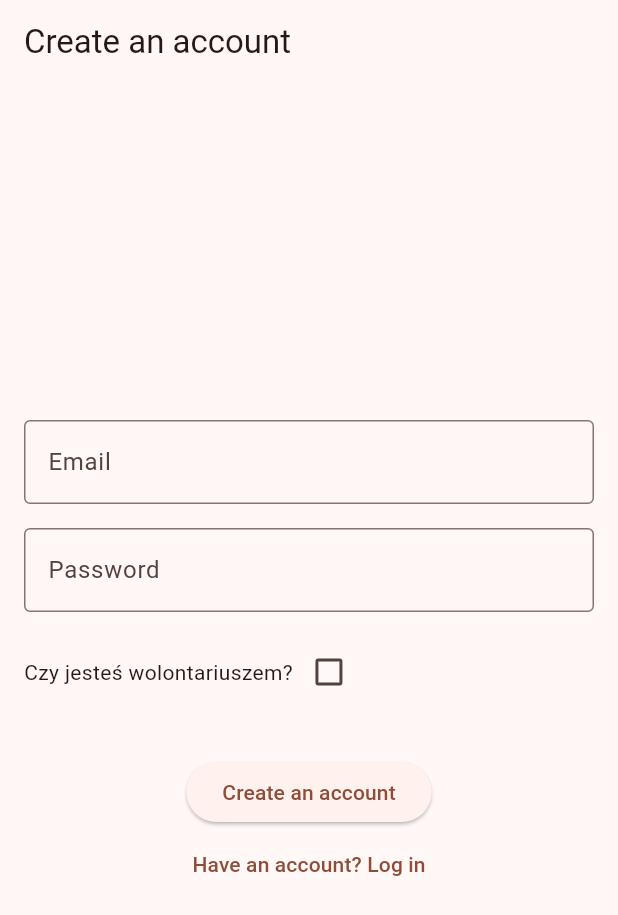
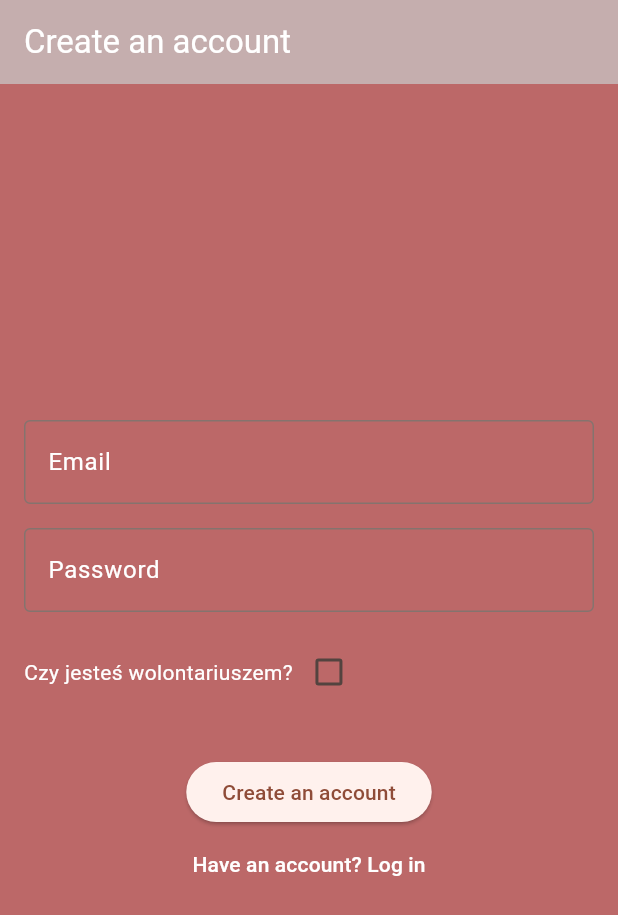
Before and after one commit to sandrawar/PerfectPaws, a Flutter app: the screen it shows after launch, after a tap on an icon or button, on a phone screen of 412 x 824 dp. Shown: the top 915 px of the screen. Run offline on Flutter 3.47's test engine with Material 3 defaults, Android fonts, the phone set to English and light mode, and no system bars; our stand-ins replace camera, cloud_firestore, connectivity_plus, firebase_auth, firebase_core, firebase_storage and 5 more; accounts and stored records are empty; generated files the repository leaves out were written again; network calls fail.

Commit message:
login and register UI improved

```diff
--- a/lib/auth/login_screen.dart
+++ b/lib/auth/login_screen.dart
@@ -38,20 +38,35 @@ class LoginScreenState extends State<LoginScreen> {
     final localizations = AppLocalizations.of(context)!;
     return Scaffold(
       appBar: AppBar(
-        title: Text(localizations.logIn),
+        backgroundColor: const Color.fromRGBO(197, 174, 174, 1),
+        title: Text(
+          localizations.logIn,
+          style: const TextStyle(color: Colors.white),
+        ),
       ),
+      backgroundColor: const Color.fromRGBO(188, 104, 104, 1),
       body: Padding(
         padding: const EdgeInsets.all(16.0),
         child: Column(
           children: [
             TextField(
               controller: _emailController,
-              decoration: InputDecoration(labelText: localizations.email),
+              decoration: InputDecoration(
+                labelText: localizations.email,
+                labelStyle: const TextStyle(color: Colors.white),
+                hintStyle:
+                    TextStyle(color: Colors.white.withValues(alpha: 0.7)),
+              ),
             ),
             TextField(
               controller: _passwordController,
               obscureText: true,
-              decoration: InputDecoration(labelText: localizations.password),
+              decoration: InputDecoration(
+                labelText: localizations.password,
+                labelStyle: const TextStyle(color: Colors.white),
+                hintStyle:
+                    TextStyle(color: Colors.white.withValues(alpha: 0.7)),
+              ),
             ),
             const SizedBox(height: 20),
             ElevatedButton(
@@ -62,7 +77,8 @@ class LoginScreenState extends State<LoginScreen> {
               onPressed: () {
                 context.go('/register');
               },
-              child: Text(localizations.newUser),
+              child: Text(localizations.newUser,
+                  style: const TextStyle(color: Colors.white)),
             ),
           ],
         ),
--- a/lib/auth/register_screen.dart
+++ b/lib/auth/register_screen.dart
@@ -14,7 +14,8 @@ class RegisterScreen extends StatefulWidget {
 class RegisterScreenState extends State<RegisterScreen> {
   final _emailController = TextEditingController();
   final _passwordController = TextEditingController();
-  final _codeController = TextEditingController(); // Controller for verification code
+  final _codeController =
+      TextEditingController(); // Controller for verification code
   final _formKey = GlobalKey<FormState>();
   bool _isLoading = false;
   String? _errorMessage;
@@ -107,8 +108,13 @@ class RegisterScreenState extends State<RegisterScreen> {
     final localizations = AppLocalizations.of(context);
     return Scaffold(
       appBar: AppBar(
-        title: Text(localizations!.registerYourself),
+        backgroundColor: const Color.fromRGBO(197, 174, 174, 1),
+        title: Text(
+          localizations!.registerYourself,
+          style: const TextStyle(color: Colors.white),
+        ),
       ),
+      backgroundColor: const Color.fromRGBO(188, 104, 104, 1),
       body: Padding(
         padding: const EdgeInsets.all(16.0),
         child: Form(
@@ -121,6 +127,9 @@ class RegisterScreenState extends State<RegisterScreen> {
                 decoration: InputDecoration(
                   labelText: localizations.email,
                   border: const OutlineInputBorder(),
+                  labelStyle: const TextStyle(color: Colors.white),
+                  hintStyle:
+                      TextStyle(color: Colors.white.withValues(alpha: 0.7)),
                 ),
                 keyboardType: TextInputType.emailAddress,
               ),
@@ -130,19 +139,26 @@ class RegisterScreenState extends State<RegisterScreen> {
                 decoration: InputDecoration(
                   labelText: localizations.password,
                   border: const OutlineInputBorder(),
+                  labelStyle: const TextStyle(color: Colors.white),
+                  hintStyle:
+                      TextStyle(color: Colors.white.withValues(alpha: 0.7)),
                 ),
                 obscureText: true,
               ),
               const SizedBox(height: 16),
               Row(
                 children: [
-                  const Text('Czy jesteś wolontariuszem?'),
+                  const Text(
+                    'Czy jesteś wolontariuszem?',
+                    style: TextStyle(color: Colors.white),
+                  ),
                   Checkbox(
                     value: _isVolunteer,
                     onChanged: (value) {
                       setState(() {
                         _isVolunteer = value ?? false;
-                        _isCodeVisible = _isVolunteer; // Show code input if volunteer
+                        _isCodeVisible =
+                            _isVolunteer; // Show code input if volunteer
                       });
                     },
                   ),
@@ -156,6 +172,9 @@ class RegisterScreenState extends State<RegisterScreen> {
                   decoration: InputDecoration(
                     labelText: 'Wpisz kod weryfikacyjny',
                     border: const OutlineInputBorder(),
+                    labelStyle: const TextStyle(color: Colors.white),
+                    hintStyle:
+                        TextStyle(color: Colors.white.withValues(alpha: 0.7)),
                   ),
                   keyboardType: TextInputType.number,
                 ),
@@ -165,7 +184,9 @@ class RegisterScreenState extends State<RegisterScreen> {
               else
                 ElevatedButton(
                   onPressed: _register,
-                  child: Text(localizations.registerYourself),
+                  child: Text(
+                    localizations.registerYourself,
+                  ),
                 ),
               if (_errorMessage != null)
                 Padding(
@@ -179,7 +200,10 @@ class RegisterScreenState extends State<RegisterScreen> {
                 onPressed: () {
                   context.go('/login');
                 },
-                child: Text(localizations.registeredAlready),
+                child: Text(
+                  localizations.registeredAlready,
+                  style: const TextStyle(color: Colors.white),
+                ),
               ),
             ],
           ),
```
